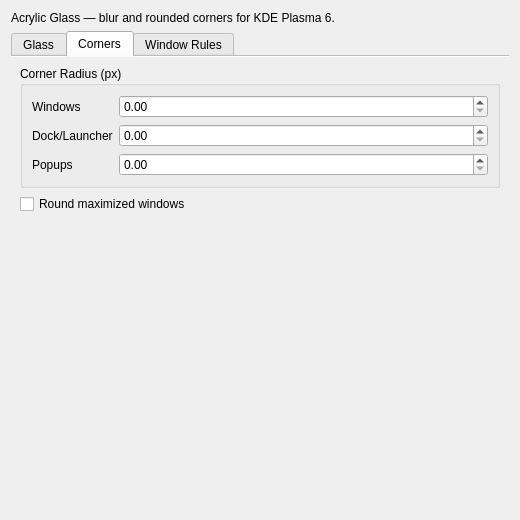
Before: the Qt Designer form src/offline/kwin-effects/acrylic-glass/src/kcm/config.ui in lestercorderomurillo/macos-tahoe-liquid-kde, drawn with Qt 5.
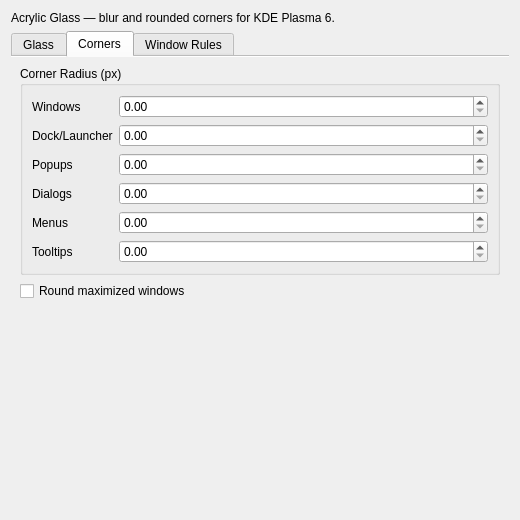
After: the same form once the commit is applied. The open tabs and pages were chosen to show the change.

Commit message: Release 0.38.0: integrate rounded corners and align surface geometry

```diff
--- a/src/offline/kwin-effects/acrylic-glass/src/kcm/config.ui
+++ b/src/offline/kwin-effects/acrylic-glass/src/kcm/config.ui
@@ -369,6 +369,57 @@
             </property>
            </widget>
           </item>
+          <item row="3" column="0">
+           <widget class="QLabel" name="labelDialogCornerRadius">
+            <property name="text">
+             <string>Dialogs</string>
+            </property>
+           </widget>
+          </item>
+          <item row="3" column="1">
+           <widget class="QDoubleSpinBox" name="kcfg_DialogCornerRadius">
+            <property name="minimum">
+             <double>0.000000000000000</double>
+            </property>
+            <property name="maximum">
+             <double>100.000000000000000</double>
+            </property>
+           </widget>
+          </item>
+          <item row="4" column="0">
+           <widget class="QLabel" name="labelMenuCornerRadius">
+            <property name="text">
+             <string>Menus</string>
+            </property>
+           </widget>
+          </item>
+          <item row="4" column="1">
+           <widget class="QDoubleSpinBox" name="kcfg_MenuCornerRadius">
+            <property name="minimum">
+             <double>0.000000000000000</double>
+            </property>
+            <property name="maximum">
+             <double>100.000000000000000</double>
+            </property>
+           </widget>
+          </item>
+          <item row="5" column="0">
+           <widget class="QLabel" name="labelTooltipCornerRadius">
+            <property name="text">
+             <string>Tooltips</string>
+            </property>
+           </widget>
+          </item>
+          <item row="5" column="1">
+           <widget class="QDoubleSpinBox" name="kcfg_TooltipCornerRadius">
+            <property name="minimum">
+             <double>0.000000000000000</double>
+            </property>
+            <property name="maximum">
+             <double>100.000000000000000</double>
+            </property>
+           </widget>
+          </item>
          </layout>
         </widget>
        </item>
```
The commit also changes 49 other files.
